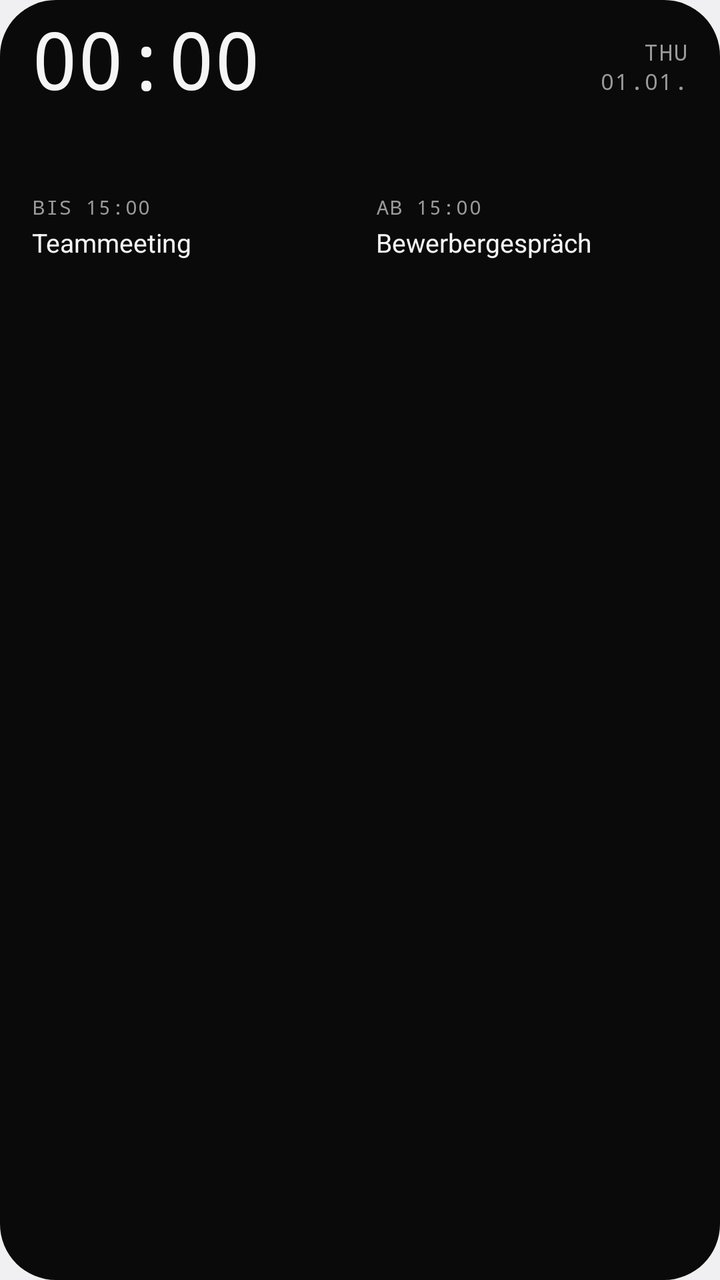
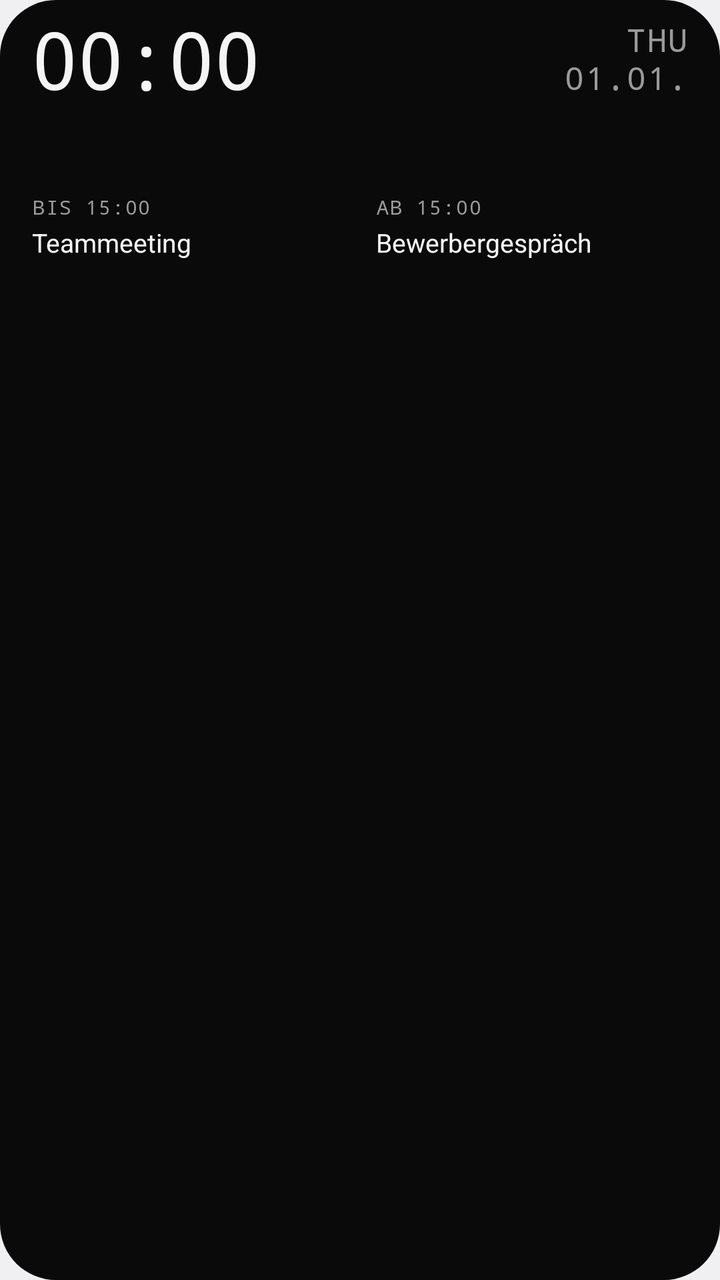

Screens rendered from an Android XML layout before and after an edit, with the pre-edit source and the edit as a unified diff.
<!-- AndroidManifest.xml: application theme android:Theme.DeviceDefault.DayNight -->
<!-- res/layout/widget_day_bar_compact.xml -->
<?xml version="1.0" encoding="utf-8"?>
<FrameLayout xmlns:android="http://schemas.android.com/apk/res/android"
    android:id="@android:id/background"
    android:layout_width="match_parent"
    android:layout_height="match_parent">

    <ImageView
        android:id="@+id/db_bg_fill"
        android:layout_width="match_parent"
        android:layout_height="match_parent"
        android:importantForAccessibility="no"
        android:scaleType="fitXY"
        android:src="@drawable/widget_shape"
        android:tint="@color/mono_bg_solid" />

    <ImageView
        android:id="@+id/db_bg_stroke"
        android:layout_width="match_parent"
        android:layout_height="match_parent"
        android:importantForAccessibility="no"
        android:scaleType="fitXY"
        android:src="@drawable/widget_stroke"
        android:visibility="gone" />

    <LinearLayout
        android:layout_width="match_parent"
        android:layout_height="match_parent"
        android:orientation="vertical"
        android:paddingStart="16dp"
        android:paddingTop="8dp"
        android:paddingEnd="16dp"
        android:paddingBottom="12dp">

        
        <LinearLayout
            android:layout_width="match_parent"
            android:layout_height="wrap_content"
            android:baselineAligned="true"
            android:orientation="horizontal">

            <TextClock
                android:id="@+id/db_clock"
                android:layout_width="wrap_content"
                android:layout_height="wrap_content"
                android:fontFamily="monospace"
                android:fontFeatureSettings="tnum"
                android:format12Hour="HH:mm"
                android:format24Hour="HH:mm"
                android:includeFontPadding="false"
                android:letterSpacing="-0.03"
                android:textColor="@color/mono_text"
                android:textSize="40sp" />

            
            <LinearLayout
                android:layout_width="0dp"
                android:layout_height="wrap_content"
                android:layout_marginStart="12dp"
                android:layout_marginEnd="8dp"
                android:layout_weight="1"
                android:baselineAlignedChildIndex="0"
                android:gravity="end"
                android:orientation="horizontal">

                
                <LinearLayout
                    android:id="@+id/db_allday_row"
                    android:layout_width="wrap_content"
                    android:layout_height="wrap_content"
                    android:background="@drawable/capsule"
                    android:backgroundTint="@color/mono_line_solid"
                    android:baselineAlignedChildIndex="0"
                    android:orientation="horizontal"
                    android:paddingStart="8dp"
                    android:paddingEnd="8dp"
                    android:visibility="gone">

                    
                    <TextView
                        android:id="@+id/db_allday_title"
                        android:layout_width="0dp"
                        android:layout_height="wrap_content"
                        android:layout_weight="1"
                        android:ellipsize="end"
                        android:maxLines="1"
                        android:paddingTop="2dp"
                        android:paddingBottom="2dp"
                        android:text="Feiertag"
                        android:textColor="@color/mono_text"
                        android:textSize="11sp" />

                    <TextView
                        android:id="@+id/db_allday_detail"
                        android:layout_width="wrap_content"
                        android:layout_height="wrap_content"
                        android:maxLines="1"
                        android:paddingTop="2dp"
                        android:paddingBottom="2dp"
                        android:text=" · bis So."
                        android:textColor="@color/mono_muted_solid"
                        android:textSize="11sp"
                        android:visibility="gone" />
                </LinearLayout>
            </LinearLayout>

            
            <LinearLayout
                android:layout_width="wrap_content"
                android:layout_height="wrap_content"
                android:baselineAlignedChildIndex="1"
                android:gravity="end"
                android:orientation="vertical">

                <TextClock
                    android:id="@+id/db_weekday"
                    android:layout_width="wrap_content"
                    android:layout_height="wrap_content"
                    android:fontFamily="monospace"
                    android:format12Hour="EEE"
                    android:format24Hour="EEE"
                    android:letterSpacing="0.06"
                    android:textAllCaps="true"
                    android:textColor="@color/mono_muted_solid"
                    android:textSize="11sp" />

                <TextClock
                    android:id="@+id/db_date"
                    android:layout_width="wrap_content"
                    android:layout_height="wrap_content"
                    android:fontFamily="monospace"
                    android:format12Hour="dd.MM."
                    android:format24Hour="dd.MM."
                    android:letterSpacing="0.06"
                    android:textAllCaps="true"
                    android:textColor="@color/mono_muted_solid"
                    android:textSize="11sp" />
            </LinearLayout>
        </LinearLayout>

        
        <ImageView
            android:id="@+id/db_timeline"
            android:layout_width="match_parent"
            android:layout_height="34dp"
            android:layout_marginTop="4dp"
            android:importantForAccessibility="no"
            android:scaleType="fitXY" />

        
        <LinearLayout
            android:layout_width="match_parent"
            android:layout_height="wrap_content"
            android:layout_marginTop="4dp"
            android:orientation="horizontal">

            
            <LinearLayout
                android:id="@+id/db_footer_left"
                android:layout_width="0dp"
                android:layout_height="wrap_content"
                android:layout_weight="1"
                android:orientation="vertical">

                <TextView
                    android:id="@+id/db_current_label"
                    android:layout_width="wrap_content"
                    android:layout_height="wrap_content"
                    android:fontFamily="monospace"
                    android:letterSpacing="0.06"
                    android:maxLines="1"
                    android:text="BIS 15:00"
                    android:textColor="@color/mono_muted_solid"
                    android:textSize="10sp" />

                <TextView
                    android:id="@+id/db_current_title"
                    android:layout_width="match_parent"
                    android:layout_height="wrap_content"
                    android:layout_marginTop="2dp"
                    android:ellipsize="end"
                    android:maxLines="1"
                    android:text="Teammeeting"
                    android:textColor="@color/mono_text"
                    android:textSize="13sp" />
            </LinearLayout>

            
            <LinearLayout
                android:id="@+id/db_footer_right"
                android:layout_width="0dp"
                android:layout_height="wrap_content"
                android:layout_weight="1"
                android:layout_marginStart="16dp"
                android:orientation="vertical">

                <TextView
                    android:id="@+id/db_next_label"
                    android:layout_width="match_parent"
                    android:layout_height="wrap_content"
                    android:ellipsize="end"
                    android:fontFamily="monospace"
                    android:letterSpacing="0.06"
                    android:maxLines="1"
                    android:text="AB 15:00"
                    android:textColor="@color/mono_muted_solid"
                    android:textSize="10sp" />

                <TextView
                    android:id="@+id/db_next_title"
                    android:layout_width="match_parent"
                    android:layout_height="wrap_content"
                    android:layout_marginTop="2dp"
                    android:ellipsize="end"
                    android:maxLines="1"
                    android:text="Bewerbergespräch"
                    android:textColor="@color/mono_text"
                    android:textSize="13sp" />
            </LinearLayout>
        </LinearLayout>

    </LinearLayout>
</FrameLayout>
<!-- resources referenced by this layout -->
<resources>
  <color name="mono_bg_solid">#FF0A0A0A</color>
  <color name="mono_line_solid">#FF2A2A2A</color>
  <color name="mono_muted_solid">#FF9A9A9A</color>
  <color name="mono_text">#FFF5F5F5</color>
  <!-- drawable capsule (drawable) -->
  <?xml version="1.0" encoding="utf-8"?>
  <shape xmlns:android="http://schemas.android.com/apk/res/android"
      android:shape="rectangle">
      <solid android:color="#FFFFFFFF" />
      <corners android:radius="999dp" />
  </shape>
  <!-- drawable widget_shape (drawable) -->
  <?xml version="1.0" encoding="utf-8"?>
  <shape xmlns:android="http://schemas.android.com/apk/res/android"
      android:shape="rectangle">
      <solid android:color="#FFFFFFFF" />
      <corners android:radius="@android:dimen/system_app_widget_background_radius" />
  </shape>
  <!-- drawable widget_stroke (drawable) -->
  <?xml version="1.0" encoding="utf-8"?>
  <shape xmlns:android="http://schemas.android.com/apk/res/android"
      android:shape="rectangle">
      <solid android:color="#00000000" />
      <stroke
          android:width="1dp"
          android:color="#29FFFFFF" />
      <corners android:radius="@android:dimen/system_app_widget_background_radius" />
  </shape>
</resources>

<!-- the commit's change to res/layout/widget_day_bar_compact.xml (unified diff, before → after) -->
@@ -118,10 +118,11 @@
                     android:fontFamily="monospace"
                     android:format12Hour="EEE"
                     android:format24Hour="EEE"
-                    android:letterSpacing="0.06"
+                    android:includeFontPadding="false"
+                    android:letterSpacing="0.04"
                     android:textAllCaps="true"
                     android:textColor="@color/mono_muted_solid"
-                    android:textSize="11sp" />
+                    android:textSize="16sp" />
 
                 <TextClock
                     android:id="@+id/db_date"
@@ -130,10 +131,11 @@
                     android:fontFamily="monospace"
                     android:format12Hour="dd.MM."
                     android:format24Hour="dd.MM."
-                    android:letterSpacing="0.06"
+                    android:includeFontPadding="false"
+                    android:letterSpacing="0.04"
                     android:textAllCaps="true"
                     android:textColor="@color/mono_muted_solid"
-                    android:textSize="11sp" />
+                    android:textSize="16sp" />
             </LinearLayout>
         </LinearLayout>
 
